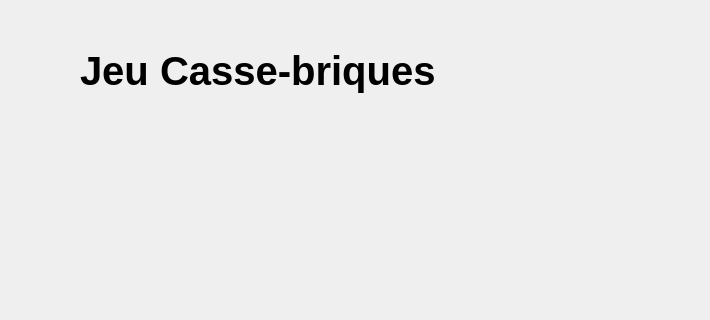
This is src/cb_jeu.ui in divtec-cejef/2020-JCO-Casse-Briques as Qt 5 draws it before an edit; both pictures show x 90 to 800 and y 0 to 320 of the 800 by 600 pixel window. The edited form follows.
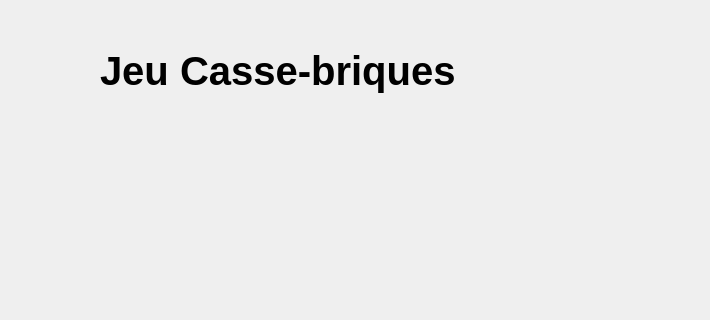
This is the edited form.

Diff of the .ui file:
```diff
--- a/src/cb_jeu.ui
+++ b/src/cb_jeu.ui
@@ -16,9 +16,9 @@
   <widget class="QLabel" name="label">
    <property name="geometry">
     <rect>
-     <x>170</x>
+     <x>190</x>
      <y>0</y>
-     <width>421</width>
+     <width>491</width>
      <height>141</height>
     </rect>
    </property>
```
